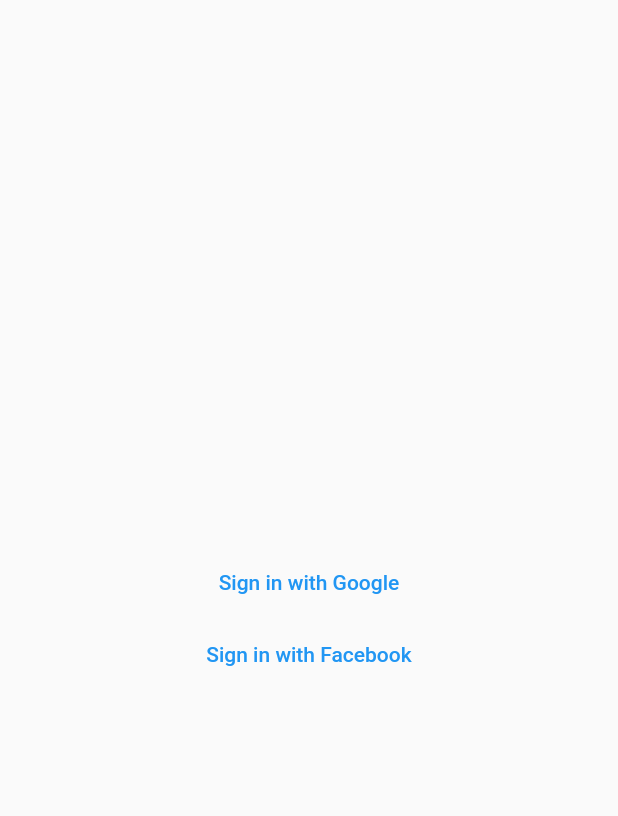
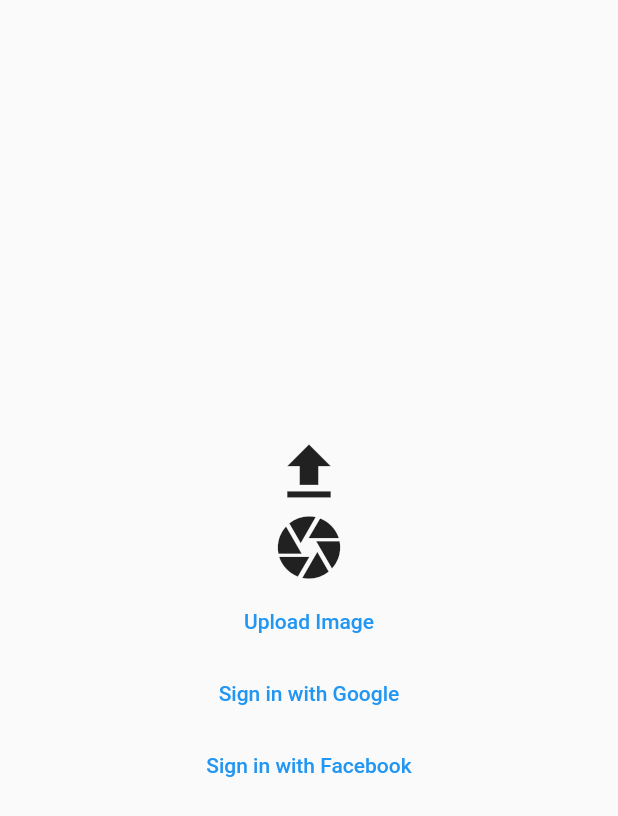
Before and after one commit to rifqieh/social_auth, a Flutter app: the screen it shows after launch, on a phone screen of 412 x 824 dp. Shown: the top 816 px of the screen. Run offline on Flutter 3.47's test engine with Material 2 defaults, Android fonts, the phone set to English and light mode, and no system bars; our stand-ins replace firebase_auth, firebase_core, firebase_storage, google_sign_in, image_picker; missing offline and left inert: flutter_facebook_auth; accounts and stored records are empty.

Commit message:
add image picker & upload to firebase storage

```diff
--- a/lib/main.dart
+++ b/lib/main.dart
@@ -1,8 +1,12 @@
+import 'dart:io';
+
 import 'package:firebase_auth/firebase_auth.dart';
 import 'package:firebase_core/firebase_core.dart';
+import 'package:firebase_storage/firebase_storage.dart';
 import 'package:flutter/material.dart';
 import 'package:flutter_facebook_auth/flutter_facebook_auth.dart';
 import 'package:google_sign_in/google_sign_in.dart';
+import 'package:image_picker/image_picker.dart';
 
 void main() async {
   WidgetsFlutterBinding.ensureInitialized();
@@ -30,13 +34,88 @@ class HomePage extends StatefulWidget {
 }
 
 class _HomePageState extends State<HomePage> {
+  final ImagePicker picker = ImagePicker();
+  int idUser = 1;
+
+  File? selectedImage;
+
+  pickImageFromGallery() async {
+    final XFile? pickedImage = await picker.pickImage(
+      source: ImageSource.gallery,
+    );
+
+    if (pickedImage != null) {
+      setState(() {
+        selectedImage = File(pickedImage.path);
+      });
+    }
+  }
+
+  pickImageFromCamera() async {
+    final XFile? pickedImage = await picker.pickImage(
+      source: ImageSource.camera,
+    );
+
+    if (pickedImage != null) {
+      setState(() {
+        selectedImage = File(pickedImage.path);
+      });
+    }
+  }
+
+  uploadImageToFirebase() async {
+    final ref = FirebaseStorage.instance.ref(
+      'images/imageUser$idUser.png',
+    );
+
+    await ref.putFile(selectedImage!);
+  }
+
   @override
   Widget build(BuildContext context) {
     return Scaffold(
       body: Center(
+        child: SingleChildScrollView(
           child: Column(
             mainAxisAlignment: MainAxisAlignment.center,
             children: [
+              // NOTE: IMAGE PICKER
+
+              selectedImage != null ? Image.file(selectedImage!) : SizedBox(),
+
+              GestureDetector(
+                onTap: () {
+                  pickImageFromGallery();
+                },
+                child: Icon(
+                  Icons.upload,
+                  size: 50,
+                ),
+              ),
+
+              GestureDetector(
+                onTap: () {
+                  pickImageFromCamera();
+                },
+                child: Icon(
+                  Icons.camera,
+                  size: 50,
+                ),
+              ),
+
+              TextButton(
+                onPressed: () async {
+                  print('upload image mulai');
+                  await uploadImageToFirebase();
+                  print('upload image selesai');
+                },
+                child: Text(
+                  'Upload Image',
+                ),
+              ),
+
+              // NOTE: SOCIAL AUTH
+
               TextButton(
                 onPressed: () async {
                   final GoogleSignInAccount? googleUser =
@@ -75,6 +154,7 @@ class _HomePageState extends State<HomePage> {
             ],
           ),
         ),
+      ),
     );
   }
 }
--- a/pubspec.yaml
+++ b/pubspec.yaml
@@ -24,10 +24,12 @@ dependencies:
   cupertino_icons: ^1.0.2
   firebase_auth: ^3.3.4
   firebase_core: ^1.10.6
+  firebase_storage: ^10.2.4
   flutter:
     sdk: flutter
   flutter_facebook_auth: ^3.5.7
   google_sign_in: ^5.1.0
+  image_picker: ^0.8.4+1
 
 dev_dependencies:
   flutter_test:
```
Also changed, not shown: pubspec.lock, 1 other file. Lines whose indentation alone changed are shown as unchanged.
